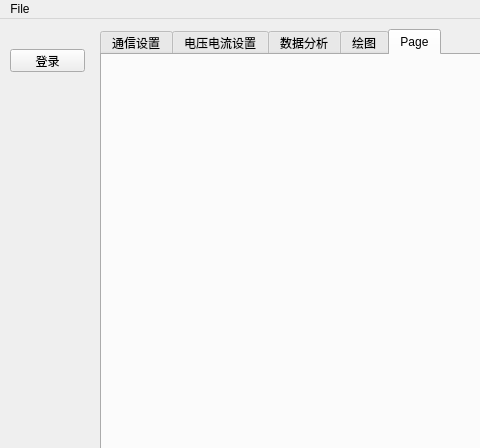
Before: the Qt Designer form ui/MainWindow.ui in ZJanPei/PyQtLearn, drawn with Qt 5; both pictures show x 0 to 480 and y 0 to 448 of the 1280 by 720 pixel window.
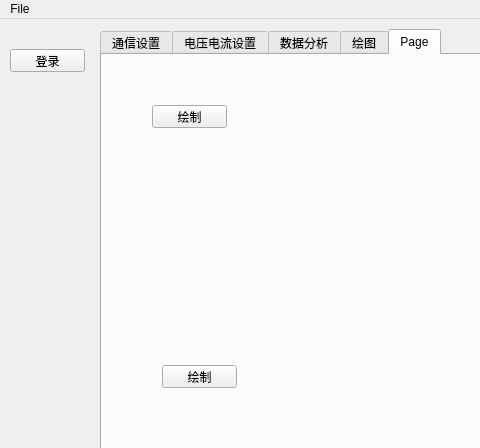
After: the same form once the commit is applied. Custom widgets are drawn as their Qt base class.

What changed in the file:
```diff
--- a/ui/MainWindow.ui
+++ b/ui/MainWindow.ui
@@ -121,6 +121,32 @@
        </rect>
       </property>
      </widget>
+     <widget class="QPushButton" name="paintBtn_1">
+      <property name="geometry">
+       <rect>
+        <x>50</x>
+        <y>50</y>
+        <width>75</width>
+        <height>23</height>
+       </rect>
+      </property>
+      <property name="text">
+       <string>绘制</string>
+      </property>
+     </widget>
+     <widget class="QPushButton" name="paintBtn_2">
+      <property name="geometry">
+       <rect>
+        <x>60</x>
+        <y>310</y>
+        <width>75</width>
+        <height>23</height>
+       </rect>
+      </property>
+      <property name="text">
+       <string>绘制</string>
+      </property>
+     </widget>
     </widget>
    </widget>
   </widget>
```
